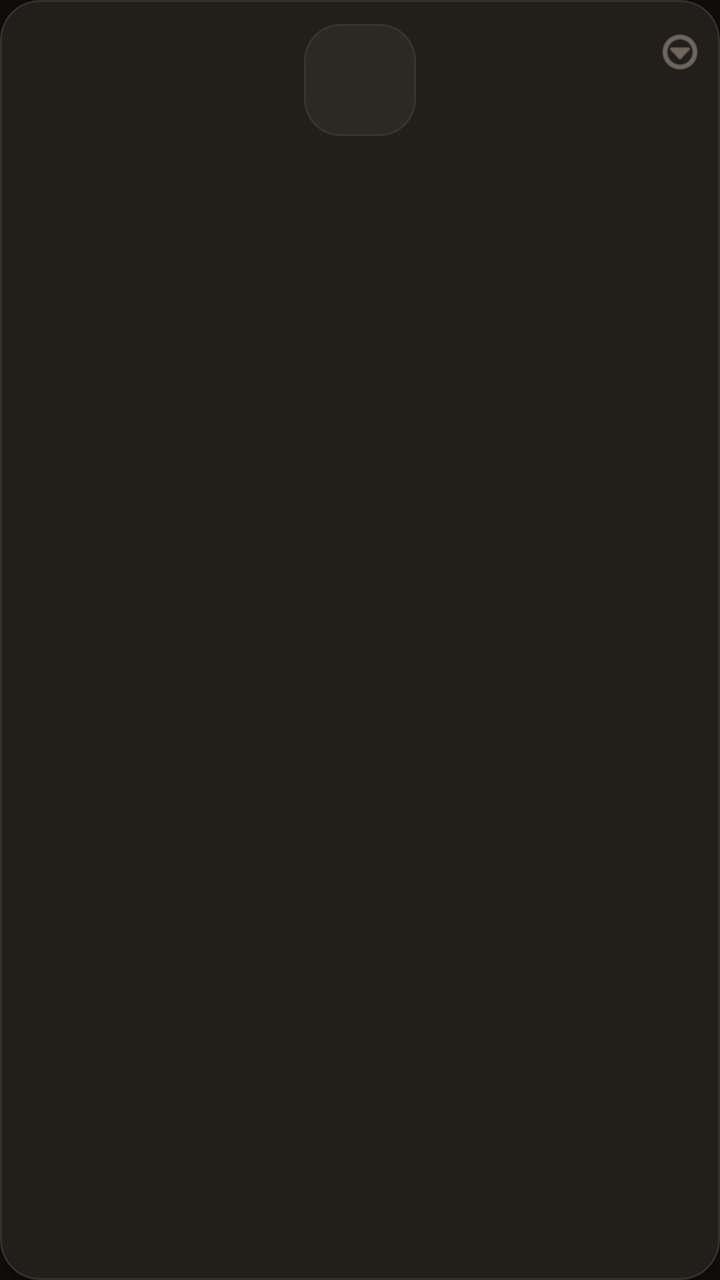
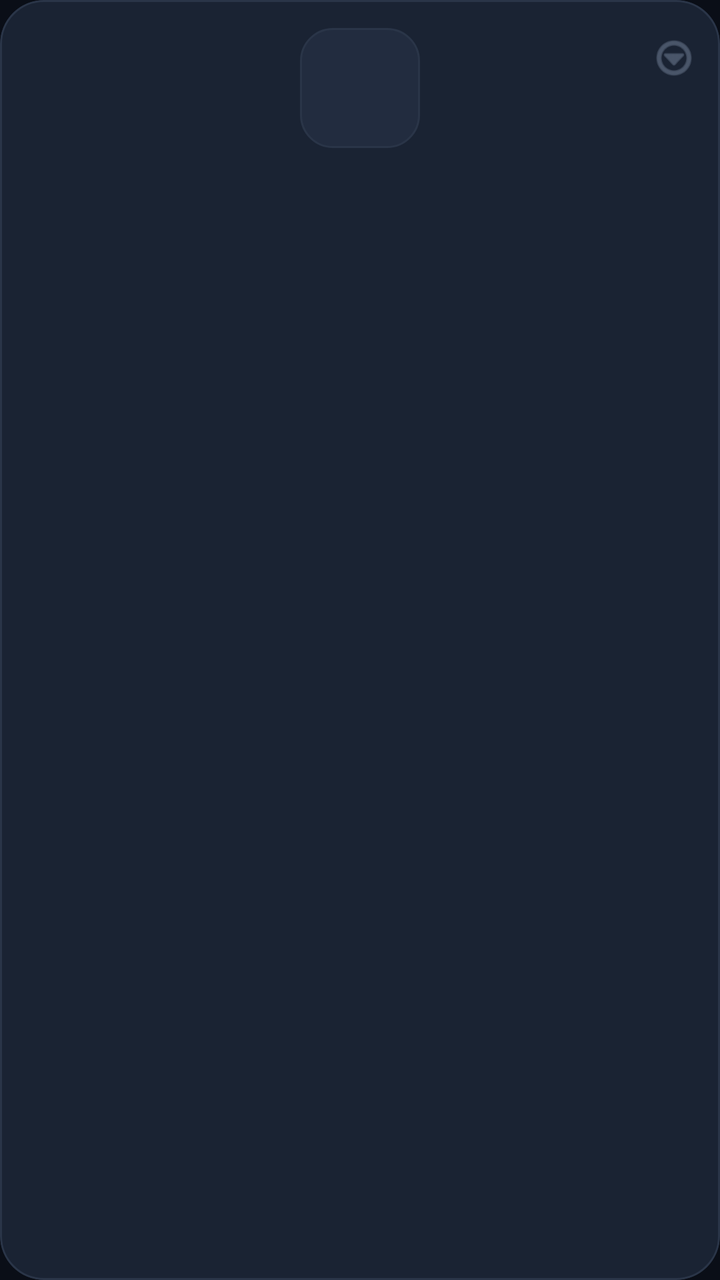

Two renders of the same Android screen: before a commit and after it. Below are the layout's source before the change and the commit's diff.
<!-- AndroidManifest.xml: application theme Theme.WebLauncher -->
<!-- res/layout/item_app.xml -->
<?xml version="1.0" encoding="utf-8"?>
<com.google.android.material.card.MaterialCardView
    xmlns:android="http://schemas.android.com/apk/res/android"
    xmlns:app="http://schemas.android.com/apk/res-auto"
    android:layout_width="match_parent"
    android:layout_height="wrap_content"
    android:layout_margin="5dp"
    app:cardBackgroundColor="@color/card"
    app:cardCornerRadius="20dp"
    app:cardElevation="2dp"
    app:strokeWidth="1dp"
    app:strokeColor="#2294A3B8">

    <FrameLayout
        android:layout_width="match_parent"
        android:layout_height="wrap_content"
        android:paddingTop="12dp"
        android:paddingBottom="12dp"
        android:paddingHorizontal="6dp">

        <LinearLayout
            android:layout_width="match_parent"
            android:layout_height="wrap_content"
            android:orientation="vertical"
            android:gravity="center_horizontal">

            <FrameLayout
                android:layout_width="56dp"
                android:layout_height="56dp">

                <TextView
                    android:id="@+id/appInitials"
                    android:layout_width="56dp"
                    android:layout_height="56dp"
                    android:gravity="center"
                    android:background="@drawable/bg_icon"
                    android:textColor="@color/accent"
                    android:textSize="16sp"
                    android:textStyle="bold" />

                <ImageView
                    android:id="@+id/appIcon"
                    android:layout_width="56dp"
                    android:layout_height="56dp"
                    android:padding="10dp"
                    android:scaleType="fitCenter"
                    android:background="@drawable/bg_icon"
                    android:visibility="gone"
                    android:contentDescription="@null" />
            </FrameLayout>

            <TextView
                android:id="@+id/appName"
                android:layout_width="match_parent"
                android:layout_height="wrap_content"
                android:layout_marginTop="8dp"
                android:gravity="center"
                android:textColor="@color/text"
                android:textSize="12sp"
                android:maxLines="2"
                android:ellipsize="end" />
        </LinearLayout>

        <TextView
            android:id="@+id/pinBadge"
            android:layout_width="wrap_content"
            android:layout_height="wrap_content"
            android:layout_gravity="top|start"
            android:paddingStart="4dp"
            android:text="\u2605"
            android:textColor="@color/star"
            android:textSize="12sp"
            android:visibility="gone" />

        <ImageButton
            android:id="@+id/btnAppMenu"
            android:layout_width="28dp"
            android:layout_height="28dp"
            android:layout_gravity="top|end"
            android:background="?attr/selectableItemBackgroundBorderless"
            android:src="@android:drawable/ic_menu_more"
            android:contentDescription="Menu"
            app:tint="@color/text_muted"
            android:scaleType="centerInside"
            android:padding="2dp" />
    </FrameLayout>
</com.google.android.material.card.MaterialCardView>
<!-- resources referenced by this layout -->
<resources>
  <color name="accent">#E2A15A</color>
  <color name="card">#221F1B</color>
  <color name="star">#E2A15A</color>
  <color name="text">#F6F1E8</color>
  <color name="text_muted">#A3988C</color>
  <!-- drawable bg_icon (drawable) -->
  <?xml version="1.0" encoding="utf-8"?>
  <shape xmlns:android="http://schemas.android.com/apk/res/android" android:shape="rectangle">
      <solid android:color="#2C2824" />
      <corners android:radius="18dp" />
      <stroke android:width="1dp" android:color="#3A342C" />
  </shape>
  <style name="Theme.WebLauncher" parent="Theme.Material3.Dark.NoActionBar">
          <item name="colorPrimary">@color/accent</item>
          <item name="colorOnPrimary">@android:color/white</item>
          <item name="colorSecondary">@color/accent</item>
          <item name="android:statusBarColor">@color/bg_elevated</item>
          <item name="android:navigationBarColor">@color/bg_elevated</item>
          <item name="android:windowBackground">@color/bg</item>
          <item name="android:colorBackground">@color/bg</item>
          <item name="colorSurface">@color/bg_elevated</item>
          <item name="colorOnSurface">@color/text</item>
          <item name="android:textColorPrimary">@color/text</item>
          <item name="android:textColorSecondary">@color/text_muted</item>
      </style>
  <color name="bg_elevated">#171512</color>
  <color name="bg">#0E0D0B</color>
</resources>

<!-- the commit's change to res/layout/item_app.xml (unified diff, before → after) -->
@@ -4,19 +4,20 @@
     xmlns:app="http://schemas.android.com/apk/res-auto"
     android:layout_width="match_parent"
     android:layout_height="wrap_content"
-    android:layout_margin="5dp"
+    android:layout_margin="6dp"
     app:cardBackgroundColor="@color/card"
-    app:cardCornerRadius="20dp"
-    app:cardElevation="2dp"
+    app:cardCornerRadius="22dp"
+    app:cardElevation="0dp"
     app:strokeWidth="1dp"
-    app:strokeColor="#2294A3B8">
+    app:strokeColor="@color/stroke"
+    app:rippleColor="@color/accent_soft">
 
     <FrameLayout
         android:layout_width="match_parent"
         android:layout_height="wrap_content"
-        android:paddingTop="12dp"
-        android:paddingBottom="12dp"
-        android:paddingHorizontal="6dp">
+        android:paddingTop="14dp"
+        android:paddingBottom="14dp"
+        android:paddingHorizontal="8dp">
 
         <LinearLayout
             android:layout_width="match_parent"
@@ -25,24 +26,24 @@
             android:gravity="center_horizontal">
 
             <FrameLayout
-                android:layout_width="56dp"
-                android:layout_height="56dp">
+                android:layout_width="60dp"
+                android:layout_height="60dp">
 
                 <TextView
                     android:id="@+id/appInitials"
-                    android:layout_width="56dp"
-                    android:layout_height="56dp"
+                    android:layout_width="60dp"
+                    android:layout_height="60dp"
                     android:gravity="center"
                     android:background="@drawable/bg_icon"
                     android:textColor="@color/accent"
-                    android:textSize="16sp"
+                    android:textSize="17sp"
                     android:textStyle="bold" />
 
                 <ImageView
                     android:id="@+id/appIcon"
-                    android:layout_width="56dp"
-                    android:layout_height="56dp"
-                    android:padding="10dp"
+                    android:layout_width="60dp"
+                    android:layout_height="60dp"
+                    android:padding="11dp"
                     android:scaleType="fitCenter"
                     android:background="@drawable/bg_icon"
                     android:visibility="gone"
@@ -53,35 +54,40 @@
                 android:id="@+id/appName"
                 android:layout_width="match_parent"
                 android:layout_height="wrap_content"
-                android:layout_marginTop="8dp"
+                android:layout_marginTop="10dp"
                 android:gravity="center"
                 android:textColor="@color/text"
                 android:textSize="12sp"
+                android:textStyle="bold"
                 android:maxLines="2"
-                android:ellipsize="end" />
+                android:ellipsize="end"
+                android:lineSpacingExtra="1dp" />
         </LinearLayout>
 
         <TextView
             android:id="@+id/pinBadge"
-            android:layout_width="wrap_content"
-            android:layout_height="wrap_content"
+            android:layout_width="20dp"
+            android:layout_height="20dp"
             android:layout_gravity="top|start"
-            android:paddingStart="4dp"
+            android:layout_marginStart="4dp"
+            android:layout_marginTop="2dp"
+            android:gravity="center"
             android:text="\u2605"
             android:textColor="@color/star"
-            android:textSize="12sp"
+            android:textSize="13sp"
             android:visibility="gone" />
 
         <ImageButton
             android:id="@+id/btnAppMenu"
-            android:layout_width="28dp"
-            android:layout_height="28dp"
+            android:layout_width="30dp"
+            android:layout_height="30dp"
             android:layout_gravity="top|end"
             android:background="?attr/selectableItemBackgroundBorderless"
             android:src="@android:drawable/ic_menu_more"
             android:contentDescription="Menu"
             app:tint="@color/text_muted"
             android:scaleType="centerInside"
-            android:padding="2dp" />
+            android:padding="3dp"
+            android:alpha="0.7" />
     </FrameLayout>
 </com.google.android.material.card.MaterialCardView>
<!-- resource entries referenced after the edit -->
@@ -1,31 +1,34 @@
 <!-- resources referenced by this layout -->
 <resources>
-  <color name="accent">#E2A15A</color>
-  <color name="card">#221F1B</color>
-  <color name="star">#E2A15A</color>
-  <color name="text">#F6F1E8</color>
-  <color name="text_muted">#A3988C</color>
+  <color name="accent">#5B8CFF</color>
+  <color name="accent_soft">#335B8CFF</color>
+  <color name="card">#1A2333</color>
+  <color name="star">#FFC14D</color>
+  <color name="stroke">#2A3548</color>
+  <color name="text">#F0F4FA</color>
+  <color name="text_muted">#8B9BB4</color>
   <!-- drawable bg_icon (drawable) -->
   <?xml version="1.0" encoding="utf-8"?>
   <shape xmlns:android="http://schemas.android.com/apk/res/android" android:shape="rectangle">
-      <solid android:color="#2C2824" />
-      <corners android:radius="18dp" />
-      <stroke android:width="1dp" android:color="#3A342C" />
+      <solid android:color="#222C3F" />
+      <corners android:radius="16dp" />
+      <stroke android:width="1dp" android:color="@color/stroke" />
   </shape>
   <style name="Theme.WebLauncher" parent="Theme.Material3.Dark.NoActionBar">
           <item name="colorPrimary">@color/accent</item>
           <item name="colorOnPrimary">@android:color/white</item>
           <item name="colorSecondary">@color/accent</item>
-          <item name="android:statusBarColor">@color/bg_elevated</item>
-          <item name="android:navigationBarColor">@color/bg_elevated</item>
+          <item name="android:statusBarColor">@color/bg</item>
+          <item name="android:navigationBarColor">@color/bg</item>
           <item name="android:windowBackground">@color/bg</item>
           <item name="android:colorBackground">@color/bg</item>
           <item name="colorSurface">@color/bg_elevated</item>
           <item name="colorOnSurface">@color/text</item>
           <item name="android:textColorPrimary">@color/text</item>
           <item name="android:textColorSecondary">@color/text_muted</item>
+          <item name="android:windowLightStatusBar">false</item>
       </style>
-  <color name="bg_elevated">#171512</color>
-  <color name="bg">#0E0D0B</color>
+  <color name="bg_elevated">#121826</color>
+  <color name="bg">#0A0E17</color>
 </resources>
 
